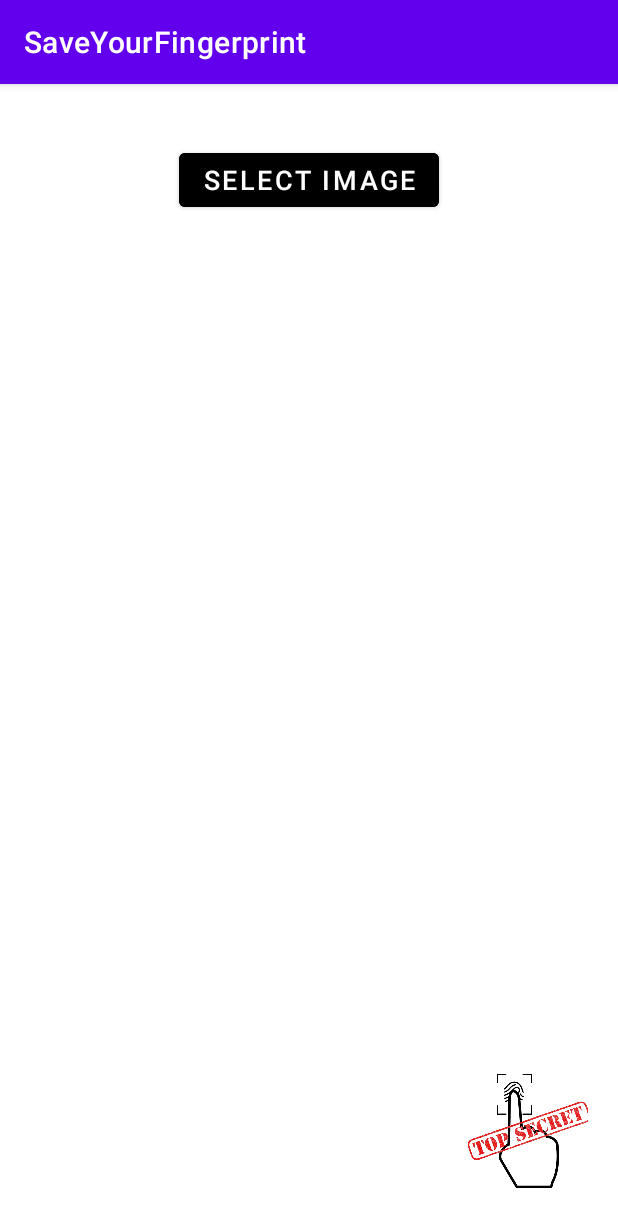
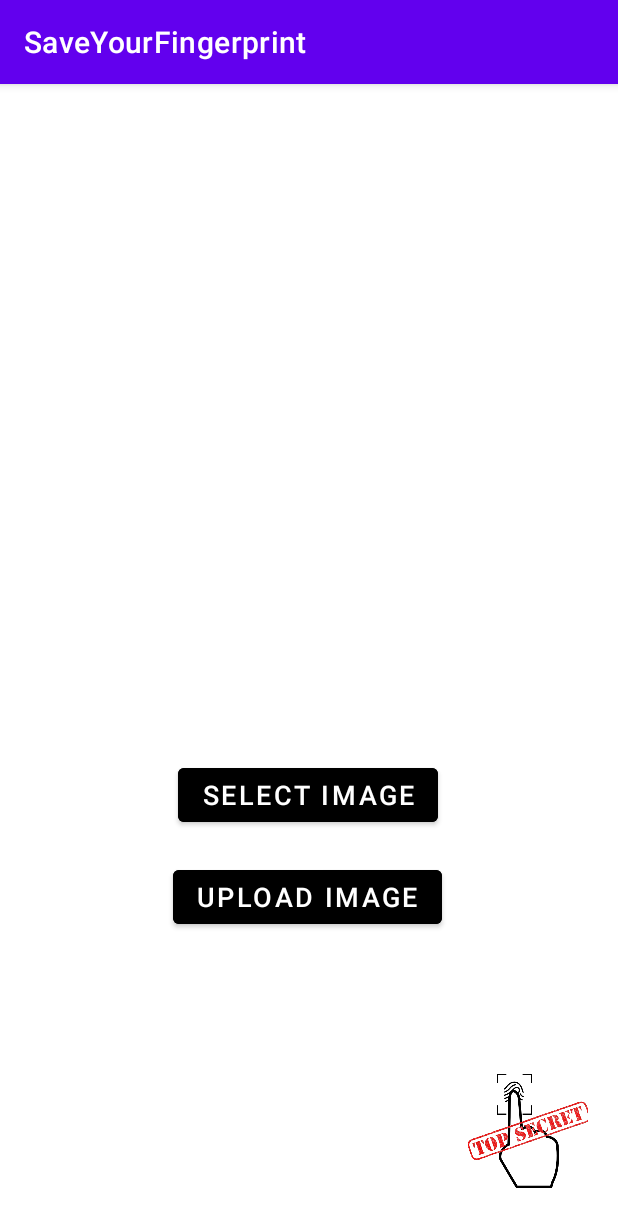
Before and after one commit to Seoha-Yoon/SaveYourFingerprint, an Android app: the screen it shows after launch (MainActivity), on a phone screen of 412 x 824 dp. Shown: the top 1227 px of the screen. Run offline under Robolectric (Android 15) with nearby library versions, the phone set to English and light mode, and no system bars.

Commit message:
add upload button

```diff
--- a/app/build.gradle
+++ b/app/build.gradle
@@ -30,6 +30,9 @@ android {
 
 dependencies {
 
+    implementation 'com.squareup.retrofit2:retrofit:2.3.0'
+    implementation 'com.squareup.retrofit2:converter-gson:2.3.0'
+
     implementation 'androidx.appcompat:appcompat:1.3.1'
     implementation 'com.google.android.material:material:1.4.0'
     implementation 'androidx.constraintlayout:constraintlayout:2.1.0'
--- a/app/src/main/AndroidManifest.xml
+++ b/app/src/main/AndroidManifest.xml
@@ -2,9 +2,11 @@
 <manifest xmlns:android="http://schemas.android.com/apk/res/android"
     package="com.example.saveyourfingerprint">
 
+    <uses-permission android:name="android.permission.INTERNET" />
+
     <application
         android:allowBackup="true"
-        android:icon="@mipmap/ic_launcher"
+        android:icon="@mipmap/ic_main"
         android:label="@string/app_name"
         android:roundIcon="@mipmap/ic_main"
         android:supportsRtl="true"
--- a/app/src/main/java/com/example/saveyourfingerprint/MainActivity.java
+++ b/app/src/main/java/com/example/saveyourfingerprint/MainActivity.java
@@ -15,12 +15,13 @@ import android.widget.Button;
 import android.widget.ImageView;
 import android.widget.Toast;
 
+import java.io.File;
 import java.io.IOException;
 
 public class MainActivity extends AppCompatActivity {
 
     // Button
-    Button BSelectImage;
+    Button BSelectImage, BUploadImage;
 
     // Preview Image
     ImageView PreviewImage;
@@ -38,6 +39,7 @@ public class MainActivity extends AppCompatActivity {
         // register the UI widgets with their appropriate IDs
         BSelectImage = findViewById(R.id.BSelectImage);
         PreviewImage = findViewById(R.id.PreviewImage);
+        BUploadImage = findViewById(R.id.BUploadImage);
 
         // handle the Choose Image button to trigger the image chooser function
         BSelectImage.setOnClickListener(new View.OnClickListener() {
@@ -45,6 +47,11 @@ public class MainActivity extends AppCompatActivity {
             public void onClick(View v) {
                 imageChooserWithMediaStore();
             }
+        });
+
+        BUploadImage.setOnClickListener(new View.OnClickListener(){
+            @Override
+            public void onClick(View v) { uploadImage(); }
         });
 
     }
@@ -82,7 +89,9 @@ public class MainActivity extends AppCompatActivity {
             assert cursor != null;
             cursor.moveToFirst();
             mediaPath = cursor.getString(cursor.getColumnIndex(MediaStore.MediaColumns.DATA));
-            Log.d("경로 확인 >> ", "$selectedImg  /  $absolutePath");
+            //Log.d("경로 확인 >> ", "$selectedImg  /  $absolutePath");
+            Log.d("경로 확인 >>", mediaPath);
+            // /storage/emulated/0/DCIM/Camera/20210905_184903.jpg
 
         }else{
             Toast.makeText(this, "사진 업로드 실패", Toast.LENGTH_LONG).show();
@@ -94,4 +103,9 @@ public class MainActivity extends AppCompatActivity {
         matrix.postRotate(angle);
         return Bitmap.createBitmap(source, 0, 0, source.getWidth(), source.getHeight(), matrix, true);
     }
+
+    // Django 서버로 이미지 전송
+    private void uploadImage(){
+        File imageFile = new File(mediaPath);
+    }
 }
--- a/app/src/main/res/layout/activity_main.xml
+++ b/app/src/main/res/layout/activity_main.xml
@@ -9,30 +9,48 @@
     tools:ignore="HardcodedText">
 
     <!--Button to open the image selector-->
+
+    <!--ImageView to preview the selected image-->
+
+    <Button
+        android:id="@+id/BUploadImage"
+        android:layout_width="wrap_content"
+        android:layout_height="wrap_content"
+        android:layout_centerHorizontal="true"
+        android:layout_marginTop="20dp"
+        android:backgroundTint="@color/black"
+        android:text="UPLOAD IMAGE"
+        android:textColor="@android:color/white"
+        android:textSize="18sp"
+        app:layout_constraintEnd_toEndOf="parent"
+        app:layout_constraintHorizontal_bias="0.497"
+        app:layout_constraintStart_toStartOf="parent"
+        app:layout_constraintTop_toBottomOf="@+id/BSelectImage" />
+
     <Button
         android:id="@+id/BSelectImage"
         android:layout_width="wrap_content"
         android:layout_height="wrap_content"
         android:layout_centerHorizontal="true"
-        android:layout_marginTop="40dp"
+        android:layout_marginTop="50dp"
         android:backgroundTint="@color/black"
         android:text="SELECT IMAGE"
         android:textColor="@android:color/white"
         android:textSize="18sp"
         app:layout_constraintEnd_toEndOf="parent"
+        app:layout_constraintHorizontal_bias="0.497"
         app:layout_constraintStart_toStartOf="parent"
-        app:layout_constraintTop_toTopOf="parent" />
+        app:layout_constraintTop_toBottomOf="@+id/PreviewImage" />
 
-    <!--ImageView to preview the selected image-->
     <ImageView
         android:id="@+id/PreviewImage"
         android:layout_width="match_parent"
         android:layout_height="300dp"
-        android:layout_below="@id/BSelectImage"
-        android:layout_marginTop="50dp"
+        android:layout_below="@id/BUploadImage"
+        android:layout_marginTop="100dp"
         app:layout_constraintEnd_toEndOf="parent"
         app:layout_constraintStart_toStartOf="parent"
-        app:layout_constraintTop_toBottomOf="@+id/BSelectImage" />
+        app:layout_constraintTop_toTopOf="parent" />
 
     <ImageView
         android:id="@+id/app_icon"
```
Also changed, not shown: app/src/main/java/com/example/saveyourfingerprint/DjangoApi.java (added, +13 -0 lines).
